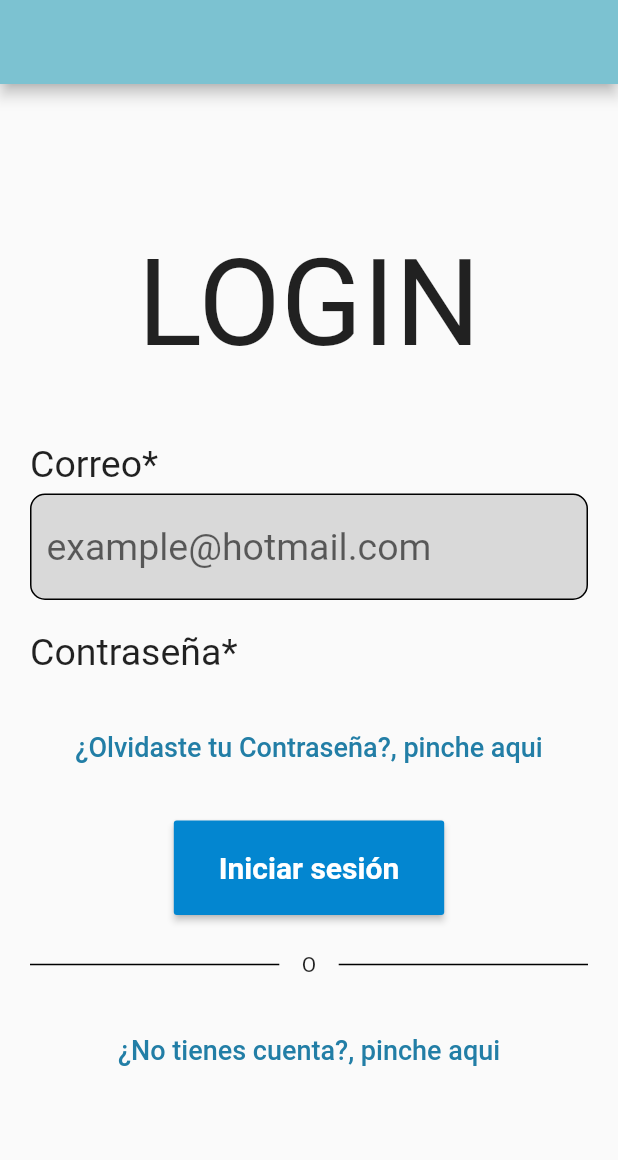
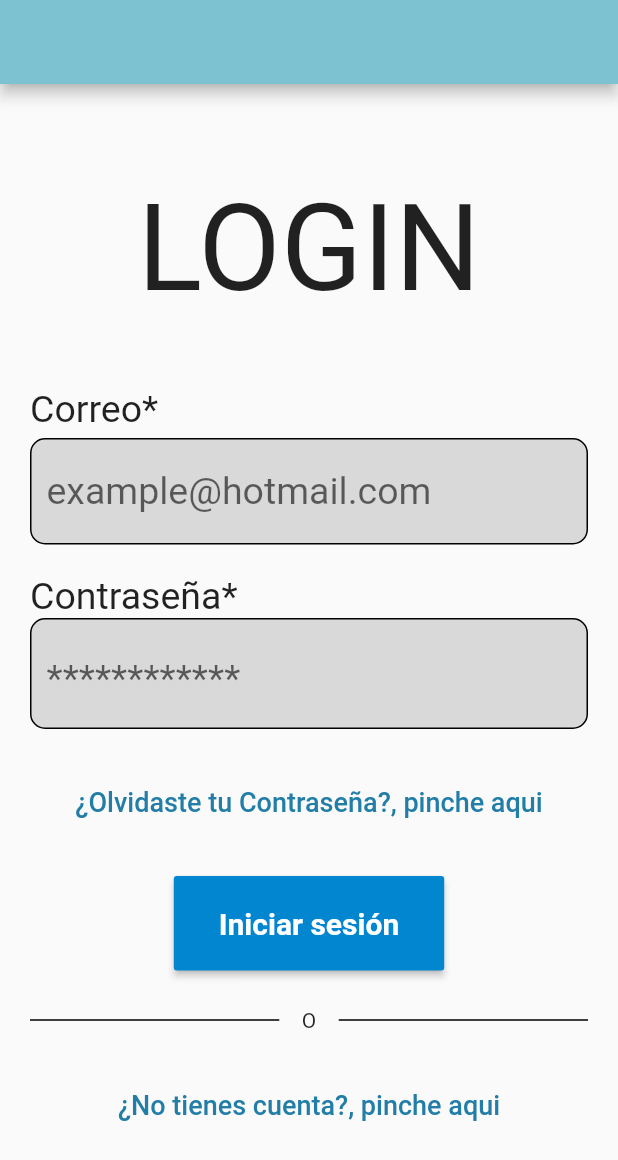
Before and after one commit to DavidEMV1622/app_bidi_login, a Flutter app: the screen it shows after launch, on a phone screen of 412 x 824 dp. Shown: the top 1160 px of the screen. Run offline on Flutter 3.47's test engine with Material 2 defaults, Android fonts, the light colour scheme and no system bars.

Commit message:
Login/registrar 10/07/23

```diff
--- a/lib/src/pages/Login_page.dart
+++ b/lib/src/pages/Login_page.dart
@@ -79,8 +79,7 @@ class _LoginPageState extends State<LoginPage> {
                 ),
               ),
 
-              // ---- Campo de texto para ingresar contrasenia ----
-              //inputPassword("************"),
+              _inputPassword("************"),
 
               // ---- Agregar un espacio ----
               SizedBox(
@@ -173,4 +172,51 @@ class _LoginPageState extends State<LoginPage> {
       ),
     );
   }
+
+  // ---- Widget para el campo de texto "Contrasenia" ----
+  Widget _inputPassword(String textoContrasenia) {
+    // Variable de tipo boolean para icono de si o no mostrar contrasenia
+    bool passenable = true;
+    return Container(
+      decoration: BoxDecoration(
+        color: Color.fromRGBO(217, 217, 217, 1),
+        borderRadius: BorderRadius.circular(10.0),
+        border: Border.all(
+          color: Colors.black,
+          width: 1.0,
+        ),
+      ),
+      padding: EdgeInsets.symmetric(horizontal: 10, vertical: 0),
+
+      // Uso de un input (Campo de texto)
+      child: TextField(
+        obscureText:
+            passenable, // Oculta el contenido si es "true" y lo muestra si es "false"
+        style: TextStyle(fontSize: 25),
+        decoration: InputDecoration(
+            hintText: textoContrasenia,
+            border: InputBorder
+                .none, // Quita la línea que viene por defecto en el TextField
+
+            suffix: IconButton(
+
+                /* Agrega una animación al presionar el boton y permite realizar una accion
+            agregandolo entre las {} */
+                onPressed: () {
+                  // Permite redibujar el widget para que se muestre los cambios en la aplicación
+                  setState(() {
+                    if (passenable) {
+                      passenable = false;
+                    } else {
+                      passenable = true;
+                    }
+                  });
+                },
+                // Agrega un icono para mostrar y otro para no mostrar contrasenia
+                icon: new Icon(passenable == true
+                    ? Icons.visibility_off
+                    : Icons.visibility))),
+      ),
+    );
+  }
 }
--- a/lib/src/pages/Registrar_page.dart
+++ b/lib/src/pages/Registrar_page.dart
@@ -1,6 +1,7 @@
 import 'package:app_credibanco_login/src/assets/buttons.dart';
 import 'package:app_credibanco_login/src/assets/input.dart';
 import 'package:app_credibanco_login/src/assets/titulo.dart';
+import 'package:app_credibanco_login/src/pages/Login_page.dart';
 import 'package:flutter/material.dart';
 import 'Password_page.dart';
 
@@ -81,10 +82,10 @@ class _RegisterPageState extends State<RegisterPage> {
     return TextButton(
       onPressed: () {
         // Condición para manejar los cambios de pantalla
-        if (textoLink == "¿No tienes cuenta?, pinche aqui") {
+        if (textoLink == "¿Ya tienes cuenta?, click aqui") {
           Navigator.push(
             context,
-            MaterialPageRoute(builder: (context) => RegisterPage()),
+            MaterialPageRoute(builder: (context) => LoginPage()),
           );
         } else {
           Navigator.push(
```
